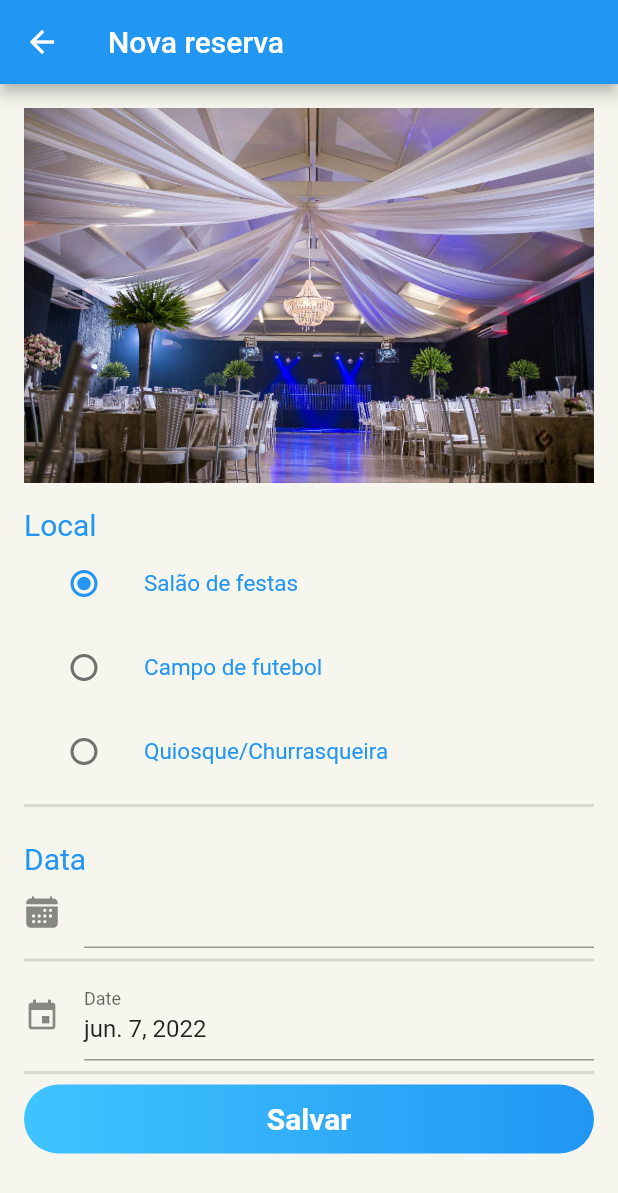
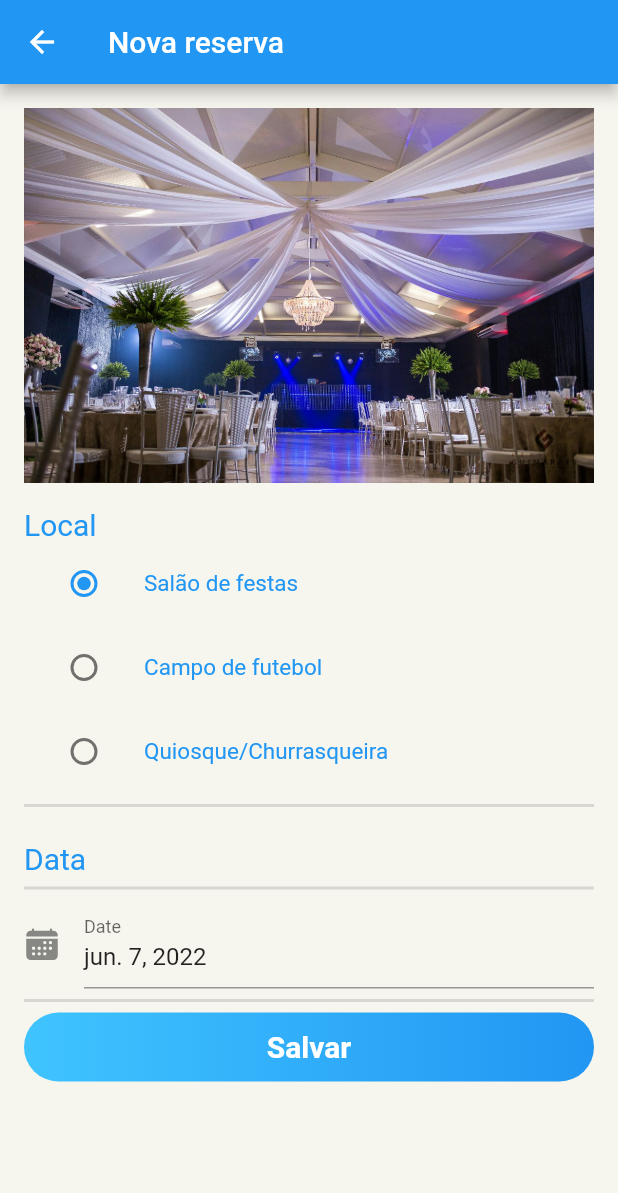
Before and after one commit to AdrianoJunior/condapp_bloc, a Flutter app: the ReservasFormPage screen opened directly, on a phone screen of 412 x 824 dp. Shown: the top 1193 px of the screen. Run offline on Flutter 3.47's test engine with Material 2 defaults, Android fonts, the phone set to English and light mode, and no system bars; drawn by our look-alikes of date_time_picker; our stand-ins replace cached_network_image, cloud_firestore, email_validator, firebase_auth, firebase_core, firebase_storage and 8 more; accounts and stored records are empty; statements that could not run were skipped.

Commit message:
Atualizações da funcionalidade de reservas (conexão com Firestore)

```diff
--- a/lib/pages/agenda/reservas/reservas_form_page.dart
+++ b/lib/pages/agenda/reservas/reservas_form_page.dart
@@ -78,7 +78,7 @@ class _ReservasFormPageState extends State<ReservasFormPage> {
               fontSize: 20,
             ),
           ),
-          DateTimePicker(
+          /*DateTimePicker(
             firstDate: DateTime.now(),
             type: DateTimePickerType.date,
             lastDate: DateTime.utc(2022),
@@ -89,7 +89,7 @@ class _ReservasFormPageState extends State<ReservasFormPage> {
             icon: Icon(
               Ionicons.md_calendar,
             ),
-          ),
+          ),*/
           const Divider(
             thickness: 2,
           ),
@@ -100,7 +100,9 @@ class _ReservasFormPageState extends State<ReservasFormPage> {
             //initialValue: _initialValue,
             firstDate: DateTime(2000),
             lastDate: DateTime(2100),
-            icon: Icon(Icons.event),
+            icon: Icon(
+              Ionicons.md_calendar,
+            ),
             dateLabelText: 'Date',
             locale: Locale('pt', 'BR'),
             onChanged: (val) async {
--- a/lib/routes/routes.dart
+++ b/lib/routes/routes.dart
@@ -1,3 +1,4 @@
+import 'package:cond_app/pages/agenda/visitas/visitas_form_page.dart';
 import 'package:cond_app/utils/exports.dart';
 
 class Routes {
@@ -9,6 +10,7 @@ class Routes {
       '/register/': (context) => const CadastroPage(),
       '/reservas/': (context) => const ReservasPage(),
       '/visitas/': (context) => const VisitasPage(),
+      '/visitas/cadastrar/': (context) => VisitasFormPage(),
       '/reunioes/': (context) => const ReunioesPage(),
       '/perfil/': (context) => const PerfilPage(),
       '/recuperar/': (context) => const MudarSenhaPage(),
```
